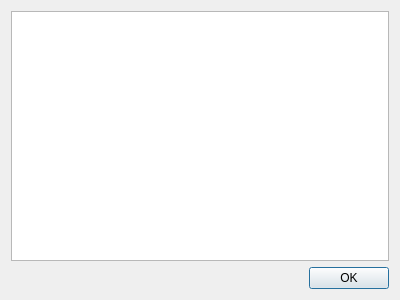
The window that helpdialog.ui (zy31415/pcd_viewer) describes before a commit, drawn with Qt 5.
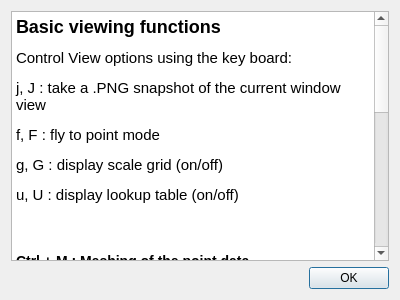
The same window after the commit.

```diff
--- a/helpdialog.ui
+++ b/helpdialog.ui
@@ -15,7 +15,32 @@
   </property>
   <layout class="QVBoxLayout" name="verticalLayout">
    <item>
-    <widget class="QTextBrowser" name="textBrowser"/>
+    <widget class="QTextBrowser" name="textBrowser">
+     <property name="html">
+      <string>&lt;!DOCTYPE HTML PUBLIC &quot;-//W3C//DTD HTML 4.0//EN&quot; &quot;http://www.w3.org/TR/REC-html40/strict.dtd&quot;&gt;
+&lt;html&gt;&lt;head&gt;&lt;meta name=&quot;qrichtext&quot; content=&quot;1&quot; /&gt;&lt;style type=&quot;text/css&quot;&gt;
+p, li { white-space: pre-wrap; }
+&lt;/style&gt;&lt;/head&gt;&lt;body style=&quot; font-family:'Ubuntu'; font-size:11pt; font-weight:400; font-style:normal;&quot;&gt;
+&lt;p style=&quot; margin-top:16px; margin-bottom:12px; margin-left:0px; margin-right:0px; -qt-block-indent:0; text-indent:0px;&quot;&gt;&lt;span style=&quot; font-size:x-large; font-weight:600;&quot;&gt;Basic viewing functions&lt;/span&gt;&lt;/p&gt;
+&lt;p style=&quot; margin-top:12px; margin-bottom:12px; margin-left:0px; margin-right:0px; -qt-block-indent:0; text-indent:0px;&quot;&gt;Control View options using the key board:&lt;/p&gt;
+&lt;p style=&quot; margin-top:12px; margin-bottom:12px; margin-left:0px; margin-right:0px; -qt-block-indent:0; text-indent:0px;&quot;&gt;j, J : take a .PNG snapshot of the current window view &lt;/p&gt;
+&lt;p style=&quot; margin-top:12px; margin-bottom:12px; margin-left:0px; margin-right:0px; -qt-block-indent:0; text-indent:0px;&quot;&gt;f, F : fly to point mode &lt;/p&gt;
+&lt;p style=&quot; margin-top:12px; margin-bottom:12px; margin-left:0px; margin-right:0px; -qt-block-indent:0; text-indent:0px;&quot;&gt;g, G : display scale grid (on/off) &lt;/p&gt;
+&lt;p style=&quot; margin-top:12px; margin-bottom:12px; margin-left:0px; margin-right:0px; -qt-block-indent:0; text-indent:0px;&quot;&gt;u, U : display lookup table (on/off) &lt;/p&gt;
+&lt;p style=&quot;-qt-paragraph-type:empty; margin-top:14px; margin-bottom:12px; margin-left:0px; margin-right:0px; -qt-block-indent:0; text-indent:0px; font-size:x-large; font-weight:600;&quot;&gt;&lt;br /&gt;&lt;/p&gt;
+&lt;p style=&quot; margin-top:14px; margin-bottom:12px; margin-left:0px; margin-right:0px; -qt-block-indent:0; text-indent:0px;&quot;&gt;&lt;span style=&quot; font-size:large; font-weight:600;&quot;&gt;Ctrl + M : Meshing of the point data&lt;/span&gt;&lt;/p&gt;
+&lt;p style=&quot; margin-top:12px; margin-bottom:0px; margin-left:0px; margin-right:0px; -qt-block-indent:0; text-indent:0px; line-height:100%;&quot;&gt;Menu option is at View → Meshes. &lt;/p&gt;
+&lt;p style=&quot; margin-top:12px; margin-bottom:0px; margin-left:0px; margin-right:0px; -qt-block-indent:0; text-indent:0px; line-height:100%;&quot;&gt;Click Plot Meshes checkbox and then Apply / OK button, a mesh will be added in the scene if the triangulation method succeeds. If the method fails, adjust parameters and try again.&lt;/p&gt;
+&lt;p style=&quot; margin-top:14px; margin-bottom:12px; margin-left:0px; margin-right:0px; -qt-block-indent:0; text-indent:0px;&quot;&gt;&lt;span style=&quot; font-size:large; font-weight:600;&quot;&gt;Ctrl + T : Take a tour of the scene &lt;/span&gt;&lt;/p&gt;
+&lt;p style=&quot; margin-top:12px; margin-bottom:0px; margin-left:0px; margin-right:0px; -qt-block-indent:0; text-indent:0px; line-height:100%;&quot;&gt;Menu option is at View → Tour. &lt;/p&gt;
+&lt;p style=&quot; margin-top:12px; margin-bottom:0px; margin-left:0px; margin-right:0px; -qt-block-indent:0; text-indent:0px; line-height:100%;&quot;&gt;When Go button is clicked, the scene will be rotated.&lt;/p&gt;
+&lt;p style=&quot; margin-top:12px; margin-bottom:0px; margin-left:0px; margin-right:0px; -qt-block-indent:0; text-indent:0px; line-height:100%;&quot;&gt;Note that the user is able to interact with the scene while it is rotating.&lt;/p&gt;
+&lt;p style=&quot; margin-top:12px; margin-bottom:0px; margin-left:0px; margin-right:0px; -qt-block-indent:0; text-indent:0px; line-height:100%;&quot;&gt;If the Record to file checkbox is checked, a video will be recorded while the scene is rotating.&lt;/p&gt;
+&lt;p style=&quot; margin-top:14px; margin-bottom:12px; margin-left:0px; margin-right:0px; -qt-block-indent:0; text-indent:0px;&quot;&gt;&lt;span style=&quot; font-size:large; font-weight:600;&quot;&gt;Ctrl + C : Different color display modes&lt;/span&gt;&lt;/p&gt;
+&lt;p style=&quot; margin-top:12px; margin-bottom:0px; margin-left:0px; margin-right:0px; -qt-block-indent:0; text-indent:0px; line-height:100%;&quot;&gt;Menu option is at View → Color Mode:&lt;/p&gt;
+&lt;p style=&quot;-qt-paragraph-type:empty; margin-top:0px; margin-bottom:0px; margin-left:0px; margin-right:0px; -qt-block-indent:0; text-indent:0px;&quot;&gt;&lt;br /&gt;&lt;/p&gt;&lt;/body&gt;&lt;/html&gt;</string>
+     </property>
+    </widget>
    </item>
    <item>
     <widget class="QDialogButtonBox" name="buttonBox">
```
